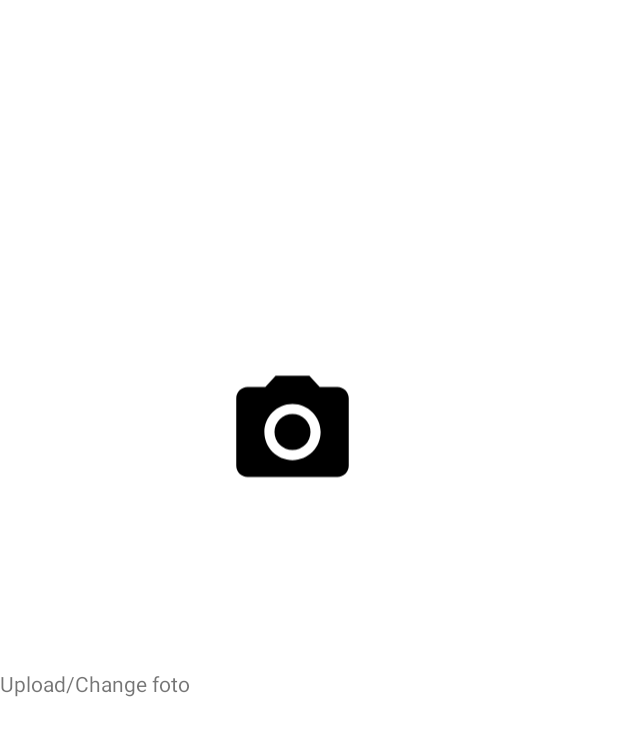
After one commit to HagarAH/VolunteeringApp, an Android app: the layout activity_kullaniciprofil.xml on its own in the app's theme, with its tools: preview values and no code run, on a phone screen of 412 x 824 dp. The commit adds this screen. Shown: the top 736 px of the screen. Run offline under Robolectric (Android 15) with nearby library versions, the phone set to English and light mode, and no system bars.

Commit message:
colorekledim

```diff
--- /dev/null
+++ b/app/src/main/java/com/mobil/bizden/ui/kullaniciprofil.java
@@ -0,0 +1,4 @@
+package com.mobil.bizden.ui;
+
+public class kullaniciprofil {
+}
--- /dev/null
+++ b/app/src/main/res/layout/activity_kullaniciprofil.xml
@@ -0,0 +1,50 @@
+<?xml version="1.0" encoding="utf-8"?>
+<androidx.constraintlayout.widget.ConstraintLayout xmlns:android="http://schemas.android.com/apk/res/android"
+    xmlns:app="http://schemas.android.com/apk/res-auto"
+    xmlns:tools="http://schemas.android.com/tools"
+    android:layout_width="match_parent"
+    android:layout_height="match_parent"
+    tools:context=".ui.UpdateProfile$kullaniciprofil">
+
+    <LinearLayout
+        android:id="@+id/linearLayout"
+        android:layout_width="match_parent"
+        android:layout_height="match_parent"
+        android:orientation="horizontal">
+
+        <LinearLayout
+            android:layout_width="match_parent"
+            android:layout_height="match_parent"
+            android:orientation="vertical">
+
+            <ImageView
+                android:id="@+id/imageView2"
+                android:layout_width="90dp"
+                android:layout_height="15dp"
+                android:layout_marginTop="130dp"
+                android:layout_weight="10"
+                android:layout_marginLeft="150dp"
+
+
+                android:src="@drawable/ic_menu_camera" />
+            <TextView
+                android:id="@+id/textView"
+                android:layout_width="263dp"
+                android:layout_height="77dp"
+                android:layout_weight="10"
+
+                android:text="Upload/Change foto" />
+
+
+
+        </LinearLayout>
+    </LinearLayout>
+
+    <LinearLayout
+        android:layout_width="match_parent"
+        android:layout_height="match_parent"
+        android:orientation="horizontal">
+
+    </LinearLayout>
+
+</androidx.constraintlayout.widget.ConstraintLayout>
--- a/app/src/main/res/layout/activity_update_profile.xml
+++ b/app/src/main/res/layout/activity_update_profile.xml
@@ -213,8 +213,8 @@
             android:layout_width="60dp"
             android:layout_height="60dp"
             android:layout_below="@id/textViewDateOfBirth"
-            android:layout_marginStart="-62.3dp"
-            android:layout_marginTop="-14dp"
+            android:layout_marginStart="-63dp"
+            android:layout_marginTop="-12dp"
             android:layout_marginBottom="16dp"
             android:layout_toEndOf="@id/editTextDateOfBirth"
             android:background="@drawable/rounded_corners_3"
@@ -231,7 +231,7 @@
             android:layout_marginBottom="16dp"
             android:layout_toEndOf="@id/editTextID"
            android:textAlignment="center"
-            android:background="@drawable/rounded_corners_3"
+            android:background="@drawable/rounded_background"
             android:text="Tipi"
             android:textColor="@color/white" />
 <!--        <Spinner-->
--- a/app/src/main/res/values/colors.xml
+++ b/app/src/main/res/values/colors.xml
@@ -13,4 +13,5 @@
     <color name="light_blue_A400">#FF00B0FF</color>
     <color name="black_overlay">#66000000</color>
     <color name="transparent">#9A9A9A</color>
+    <color name="mavi">#3F51B5</color>
 </resources>
```
Also changed, not shown: app/src/main/AndroidManifest.xml (+8 -5 lines), app/src/main/java/com/mobil/bizden/ui/UpdateProfile.java (+9 -0 lines).
